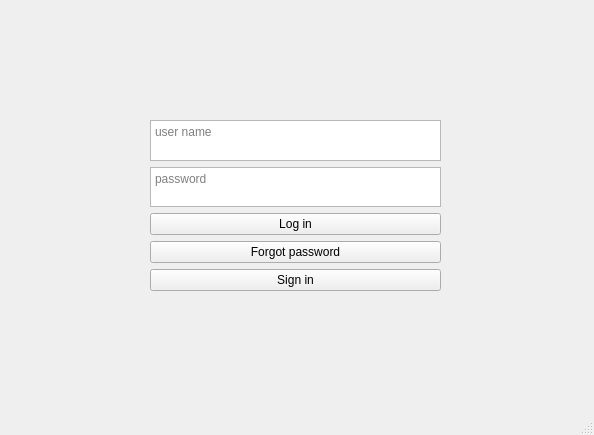
This is passwordManager/application/mainwindow.ui in victorzhj/passwordManager as Qt 5 draws it before an edit. The edited form follows.
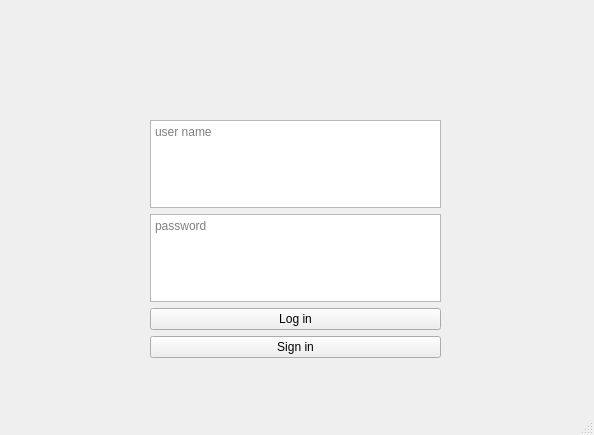
This is the edited form.

```diff
--- a/passwordManager/application/mainwindow.ui
+++ b/passwordManager/application/mainwindow.ui
@@ -20,7 +20,7 @@
       <x>150</x>
       <y>120</y>
       <width>291</width>
-      <height>171</height>
+      <height>238</height>
      </rect>
     </property>
     <layout class="QGridLayout" name="gridLayout">
@@ -32,13 +32,6 @@
       </widget>
      </item>
      <item row="3" column="0">
-      <widget class="QPushButton" name="forgotPasswordButton">
-       <property name="text">
-        <string>Forgot password</string>
-       </property>
-      </widget>
-     </item>
-     <item row="4" column="0">
       <widget class="QPushButton" name="signInButton">
        <property name="text">
         <string>Sign in</string>
```
Left out of the diff: 28 changed lines with no effect on the pictures.
